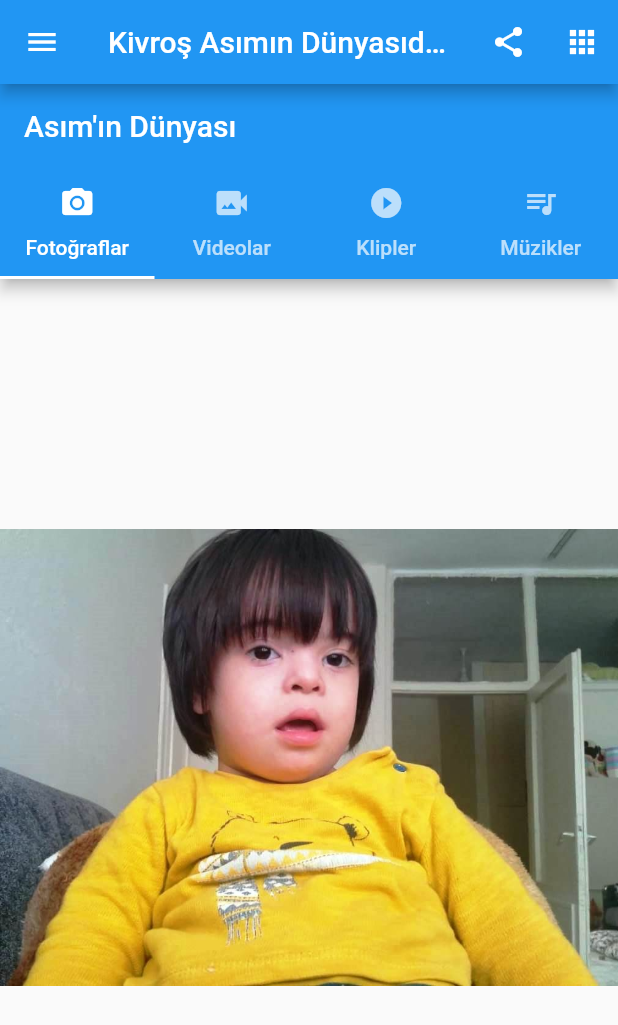
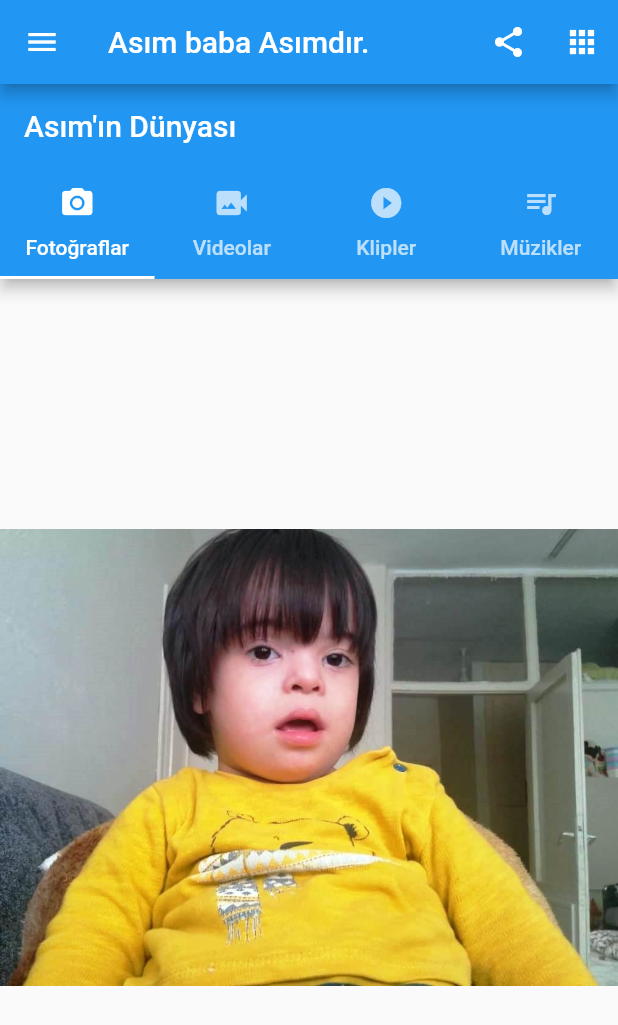
Before and after one commit to dogan1972/depo, a Flutter app: the screen it shows after launch, on a phone screen of 412 x 824 dp. Shown: the top 1025 px of the screen. Run offline on Flutter 3.47's test engine with Material 2 defaults, Android fonts, the phone set to English and light mode, and no system bars; our stand-ins replace youtube_player_flutter.

Commit message:
Update main.dart

```diff
--- a/asimo/lib/main.dart
+++ b/asimo/lib/main.dart
@@ -21,7 +21,7 @@ class MyApp extends StatelessWidget {
               ),
               IconButton(onPressed: () {}, icon: Icon(Icons.apps))
             ],
-            title: Text("Kivroş Asımın Dünyasıdır."),
+            title: Text("Asım baba Asımdır."),
           ),
           body: AsimoTabControllers()),
     );
```
